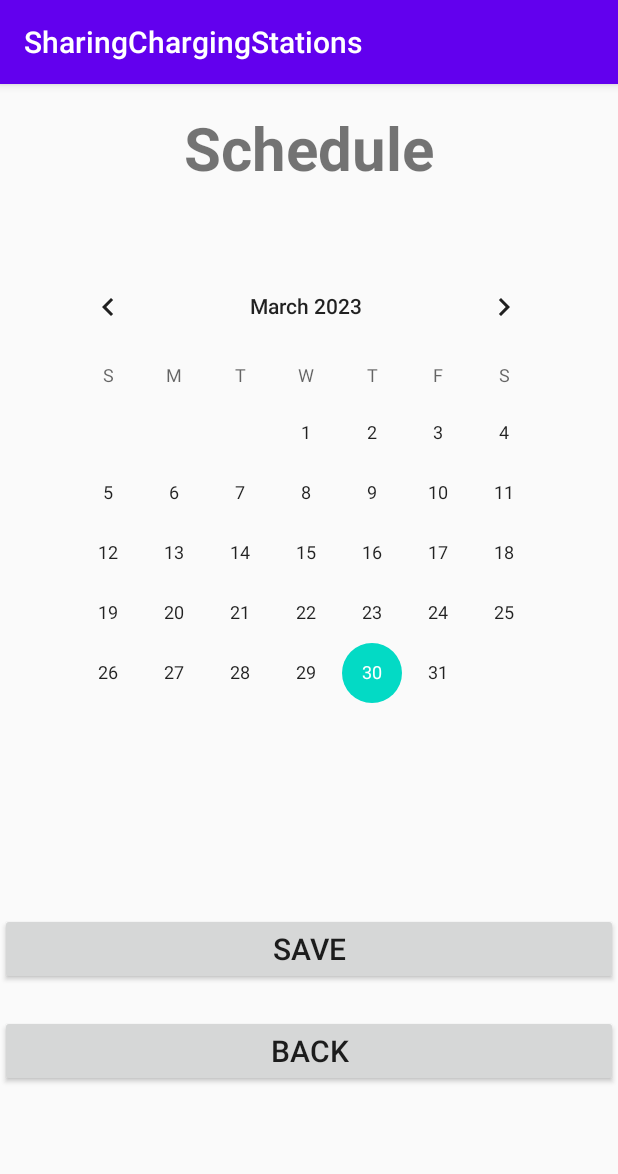
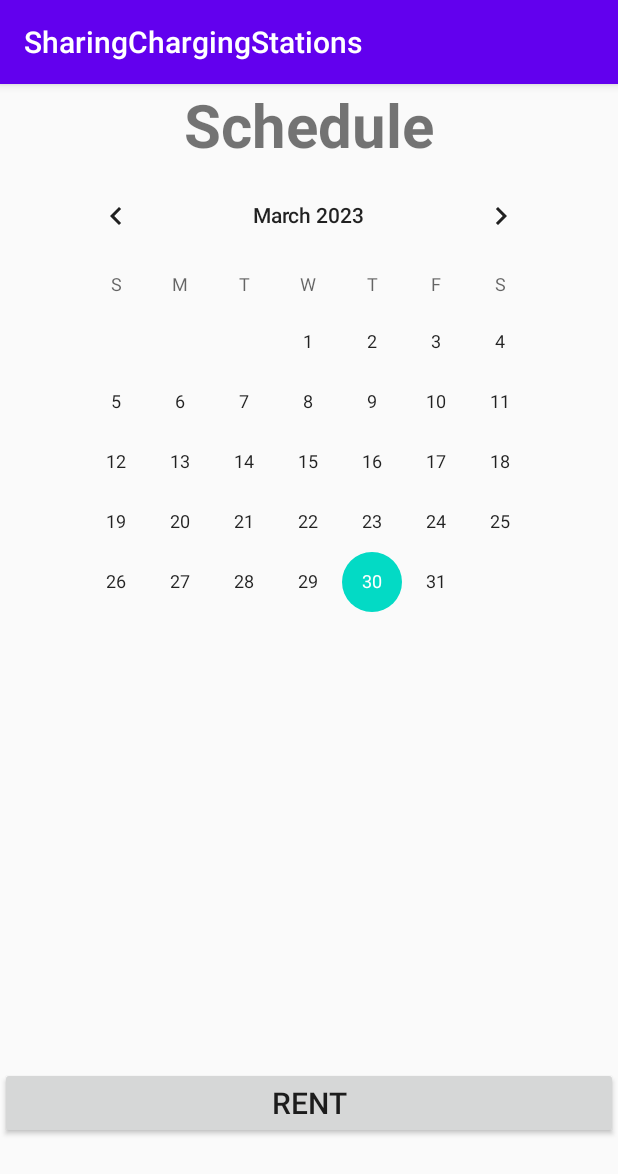
Before and after one commit to sagi565/SharingChargingStations, an Android app: the ScheduleActivity screen opened directly, with no data from a screen before it, on a phone screen of 412 x 824 dp. Shown: the top 1174 px of the screen. Run offline under Robolectric (Android 15) with nearby library versions, the phone set to English and light mode, and no system bars.

Commit message:
update 5

```diff
--- a/app/src/main/java/com/example/sharingchargingstations/Model/Model.java
+++ b/app/src/main/java/com/example/sharingchargingstations/Model/Model.java
@@ -95,7 +95,5 @@ public class Model {
             else
                 totalExpenses += r.getPrice();
         }
-
-
     }
 }
--- a/app/src/main/java/com/example/sharingchargingstations/ScheduleActivity.java
+++ b/app/src/main/java/com/example/sharingchargingstations/ScheduleActivity.java
@@ -1,14 +1,61 @@
 package com.example.sharingchargingstations;
 
+import androidx.annotation.NonNull;
+import androidx.annotation.Nullable;
 import androidx.appcompat.app.AppCompatActivity;
 
 import android.os.Bundle;
+import android.view.View;
+import android.view.ViewGroup;
+import android.widget.ArrayAdapter;
+import android.widget.CalendarView;
+import android.widget.DatePicker;
+import android.widget.EditText;
+import android.widget.ListView;
+import android.widget.TextView;
+
+import com.example.sharingchargingstations.Model.ChargingStation;
+import com.example.sharingchargingstations.Model.Model;
+
+import java.util.ArrayList;
+import java.util.Date;
 
 public class ScheduleActivity extends AppCompatActivity {
-
-    @Override
+    private CalendarView simpleCalendarView;
+    private ArrayList<String> hours = new ArrayList<>();
+    private Model model = Model.getInstance();
+    private ListView lvHours;
+    private ArrayAdapter<String> hoursArrayAdapter;
     protected void onCreate(Bundle savedInstanceState) {
         super.onCreate(savedInstanceState);
         setContentView(R.layout.activity_schedule);
+
+        simpleCalendarView =  findViewById(R.id.cvDate);
+        long selectedDate = simpleCalendarView.getDate();
+        simpleCalendarView.setDate(new Date().getTime());
+        simpleCalendarView.setFirstDayOfWeek(1);
+
+        lvHours = findViewById(R.id.lvHours);
+
+
+        hoursArrayAdapter = new ArrayAdapter<String>(this, R.layout.item_hour,hours){
+            @NonNull
+            @Override
+            public View getView(int position, @Nullable View convertView, @NonNull ViewGroup parent) {
+                View view =  getLayoutInflater().inflate(R.layout.item_hour,null);
+                TextView tvHour = view.findViewById(R.id.tvHour);
+
+                ArrayList<String> availableHours = new ArrayList<>();
+
+                tvHour.setText(hours.get(position));
+                return view;
+            }
+        };
+
+
+
+
+
+
     }
 }
--- a/app/src/main/res/layout/activity_schedule.xml
+++ b/app/src/main/res/layout/activity_schedule.xml
@@ -11,10 +11,9 @@
         android:layout_height="match_parent"
         android:orientation="vertical">
         <TextView
-            android:id="@+id/txtDetails"
+            android:id="@+id/tvSchedule"
             android:layout_width="match_parent"
             android:layout_height="wrap_content"
-            android:layout_margin="15dp"
             android:layout_weight="0"
             android:gravity="center"
             android:text="Schedule"
@@ -22,23 +21,23 @@
             android:textStyle="bold" />
 
         <CalendarView
-            android:id="@+id/calendarView"
-            android:layout_width="wrap_content"
-            android:layout_height="wrap_content"
-            android:layout_margin="30dp" />
+            android:id="@+id/cvDate"
+            android:layout_width="339dp"
+            android:layout_height="305dp"
+            android:layout_gravity="center" />
+
+        <ListView
+            android:id="@+id/lvHours"
+            android:layout_width="match_parent"
+            android:layout_height="296dp"
+            android:filterTouchesWhenObscured="true" />
         <Button
-            android:id="@+id/btnSave"
+            android:id="@+id/btnRent"
             android:layout_width="match_parent"
             android:layout_height="wrap_content"
-            android:layout_marginTop="70dp"
-            android:text="Save"
+            android:text="Rent"
             android:textSize="20sp" />
-        <Button
-            android:id="@+id/btnBack"
-            android:layout_width="match_parent"
-            android:layout_height="wrap_content"
-            android:layout_marginTop="20dp"
-            android:text="Back"
-            android:textSize="20sp" />
+
+
     </LinearLayout>
 </androidx.constraintlayout.widget.ConstraintLayout>
```
Also changed, not shown: app/src/main/java/com/example/sharingchargingstations/StationDetailsActivity.java (+13 -4 lines), app/src/main/res/layout/item_hour.xml (added, +17 -0 lines).
